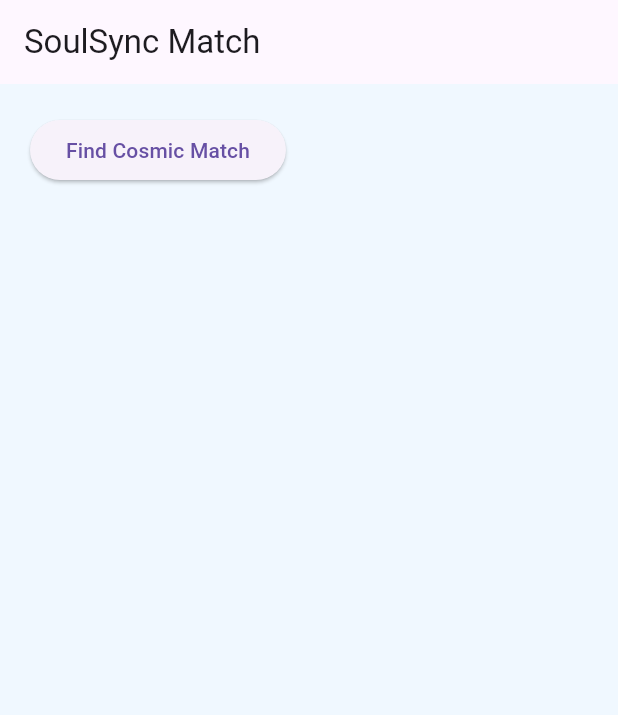
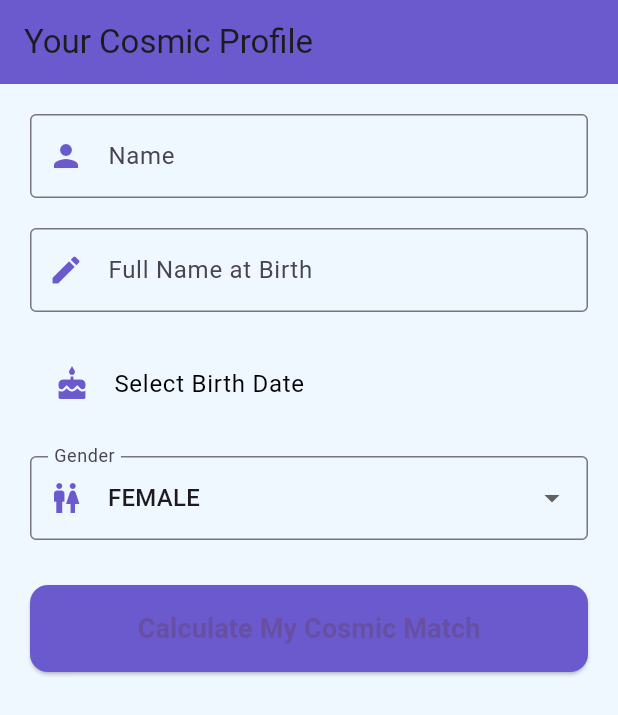
Before and after one commit to karlosalvarado/SoulSyncCafe, a Flutter app: the screen it shows after launch, on a phone screen of 412 x 824 dp. Shown: the top 715 px of the screen. Run offline on Flutter 3.47's test engine with Material 3 defaults, Android fonts, the phone set to English and light mode, and no system bars; Roboto replaces fonts that are missing (Arial).

```diff
--- a/soulsync-flutter/lib/main.dart
+++ b/soulsync-flutter/lib/main.dart
@@ -1,6 +1,7 @@
 // lib/main.dart
 
 import 'package:flutter/material.dart';
+import 'screens/user_input_screen.dart';
 import 'screens/match_screen.dart';
 
 void main() {
@@ -17,7 +18,11 @@ class SoulSyncApp extends StatelessWidget {
         scaffoldBackgroundColor: Color(0xFFF0F8FF),
         fontFamily: 'Arial',
       ),
-      home: MatchScreen(),
+      initialRoute: '/',
+      routes: {
+        '/': (context) => UserInputScreen(),
+        '/match': (context) => MatchScreen(user1Data: ModalRoute.of(context)?.settings.arguments as Map<String, dynamic>?),
+      },
     );
   }
 }
--- a/soulsync-flutter/lib/screens/match_screen.dart
+++ b/soulsync-flutter/lib/screens/match_screen.dart
@@ -4,6 +4,10 @@ import 'package:flutter/material.dart';
 import '../services/match_service.dart';
 
 class MatchScreen extends StatefulWidget {
+ final Map<String, dynamic>? user1Data;
+
+  MatchScreen({this.user1Data});
+
   @override
   _MatchScreenState createState() => _MatchScreenState();
 }
@@ -21,10 +25,10 @@ class _MatchScreenState extends State<MatchScreen> {
 
   try {
     final result = await _matchService.getCompatibility(
-        name1: "Luna",
-        birthDate1: "1995-06-15",
-        gender1: "female",
-        fullName1: "Luna Moon",
+      name1: widget.user1Data?['name'] ?? "You",
+      birthDate1: widget.user1Data?['birthDate'] ?? "1990-01-01",
+      gender1: widget.user1Data?['gender'] ?? "female",
+      fullName1: widget.user1Data?['fullName'] ?? "Your Name",
       name2: "Orion",
       birthDate2: "1990-01-20",
       gender2: "male",
--- /dev/null
+++ b/soulsync-flutter/lib/screens/user_input_screen.dart
@@ -0,0 +1,168 @@
+// lib/screens/user_input_screen.dart
+
+import 'package:flutter/material.dart';
+
+class UserInputScreen extends StatefulWidget {
+  @override
+  _UserInputScreenState createState() => _UserInputScreenState();
+}
+
+class _UserInputScreenState extends State<UserInputScreen> {
+  final _formKey = GlobalKey<FormState>();
+
+  String _name = '';
+  DateTime? _birthDate;
+  String _gender = 'female';
+  String _fullName = '';
+
+  // Helper to pick a date
+  void _selectDate(BuildContext context) async {
+    final DateTime? picked = await showDatePicker(
+      context: context,
+      initialDate: DateTime(1990),
+      firstDate: DateTime(1900),
+      lastDate: DateTime.now(),
+      builder: (context, child) {
+        return Theme(
+          data: Theme.of(context).copyWith(
+            colorScheme: ColorScheme.light(
+              primary: Color(0xFF6A5ACD), // Purple for mystical feel
+            ),
+          ),
+          child: child!,
+        );
+      },
+    );
+    if (picked != null && picked != _birthDate) {
+      setState(() {
+        _birthDate = picked;
+      });
+    }
+  }
+
+  @override
+  Widget build(BuildContext context) {
+    return Scaffold(
+      appBar: AppBar(
+        title: Text("Your Cosmic Profile"),
+        backgroundColor: Color(0xFF6A5ACD),
+      ),
+      backgroundColor: Color(0xFFF0F8FF), // Light background
+      body: Padding(
+        padding: EdgeInsets.all(20),
+        child: Form(
+          key: _formKey,
+          child: ListView(
+            children: [
+              // Name
+              TextFormField(
+                decoration: InputDecoration(
+                  labelText: "Name",
+                  prefixIcon: Icon(Icons.person, color: Color(0xFF6A5ACD)),
+                  border: OutlineInputBorder(),
+                ),
+                validator: (value) {
+                  if (value == null || value.isEmpty) {
+                    return 'Please enter your name';
+                  }
+                  return null;
+                },
+                onSaved: (value) => _name = value!,
+              ),
+              SizedBox(height: 20),
+
+              // Full Name at Birth
+              TextFormField(
+                decoration: InputDecoration(
+                  labelText: "Full Name at Birth",
+                  prefixIcon: Icon(Icons.edit, color: Color(0xFF6A5ACD)),
+                  border: OutlineInputBorder(),
+                ),
+                validator: (value) {
+                  if (value == null || value.isEmpty) {
+                    return 'Required for numerology';
+                  }
+                  return null;
+                },
+                onSaved: (value) => _fullName = value!,
+              ),
+              SizedBox(height: 20),
+
+              // Birth Date
+              ListTile(
+                leading: Icon(Icons.cake, color: Color(0xFF6A5ACD)),
+                title: Text(
+                  _birthDate == null
+                      ? "Select Birth Date"
+                      : "Birth Date: ${_birthDate!.toLocal()}".split(' ')[0],
+                  style: TextStyle(color: Colors.black),
+                ),
+                onTap: () => _selectDate(context),
+              ),
+              SizedBox(height: 20),
+
+              // Gender
+              DropdownButtonFormField<String>(
+                value: _gender,
+                decoration: InputDecoration(
+                  labelText: "Gender",
+                  prefixIcon: Icon(Icons.wc, color: Color(0xFF6A5ACD)),
+                  border: OutlineInputBorder(),
+                ),
+                items: ['female', 'male', 'non-binary', 'other']
+                    .map((String value) {
+                  return DropdownMenuItem<String>(
+                    value: value,
+                    child: Text(value.toUpperCase()),
+                  );
+                }).toList(),
+                onChanged: (value) {
+                  setState(() {
+                    _gender = value!;
+                  });
+                },
+                onSaved: (value) => _gender = value!,
+              ),
+              SizedBox(height: 30),
+
+              // Submit Button
+              ElevatedButton(
+                style: ElevatedButton.styleFrom(
+                  backgroundColor: Color(0xFF6A5ACD),
+                  padding: EdgeInsets.symmetric(vertical: 16),
+                  shape: RoundedRectangleBorder(
+                    borderRadius: BorderRadius.circular(12),
+                  ),
+                ),
+                onPressed: () {
+                  if (_formKey.currentState!.validate() && _birthDate != null) {
+                    _formKey.currentState!.save();
+                    // Pass data to MatchScreen
+                    Navigator.pushNamed(
+                      context,
+                      '/match',
+                      arguments: {
+                        'name': _name,
+                        'birthDate': _birthDate!.toIso8601String().split('T').first,
+                        'gender': _gender,
+                        'fullName': _fullName,
+                      },
+                    );
+                  } else {
+                    ScaffoldMessenger.of(context).showSnackBar(
+                      SnackBar(content: Text("Please select birth date")),
+                    );
+                  }
+                },
+                child: Text(
+                  "Calculate My Cosmic Match",
+                  style: TextStyle(fontSize: 18, fontWeight: FontWeight.bold),
+                ),
+              ),
+            ],
+          ),
+        ),
+      ),
+    );
+  }
+}
```
Lines whose indentation alone changed are shown as unchanged.
